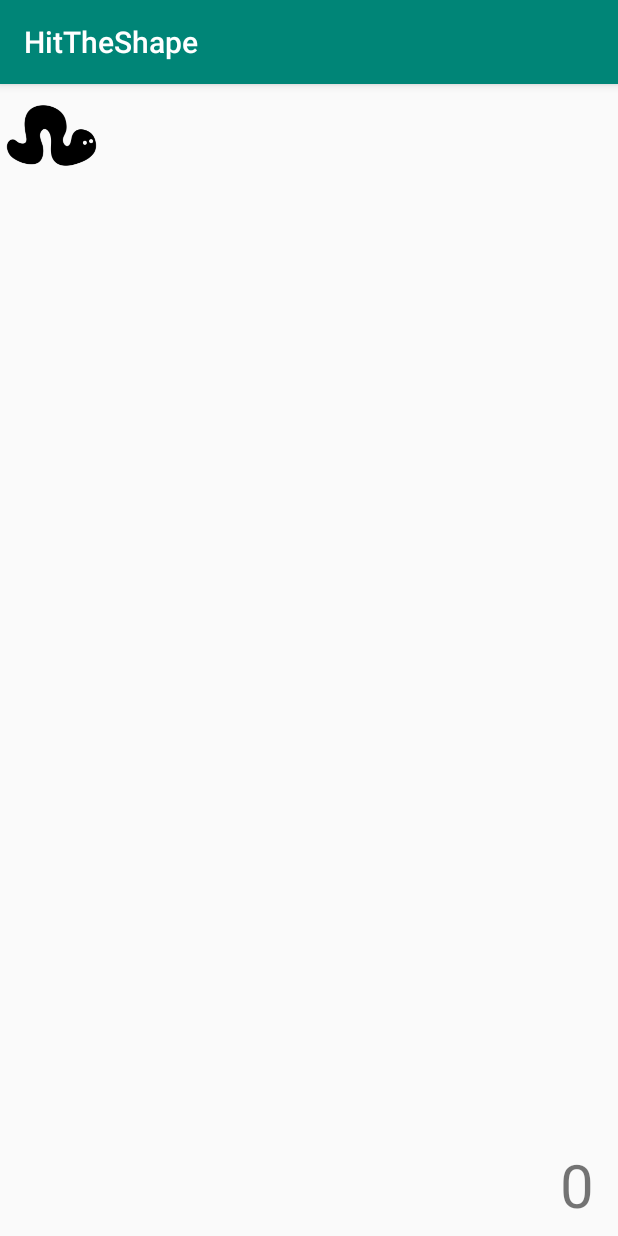
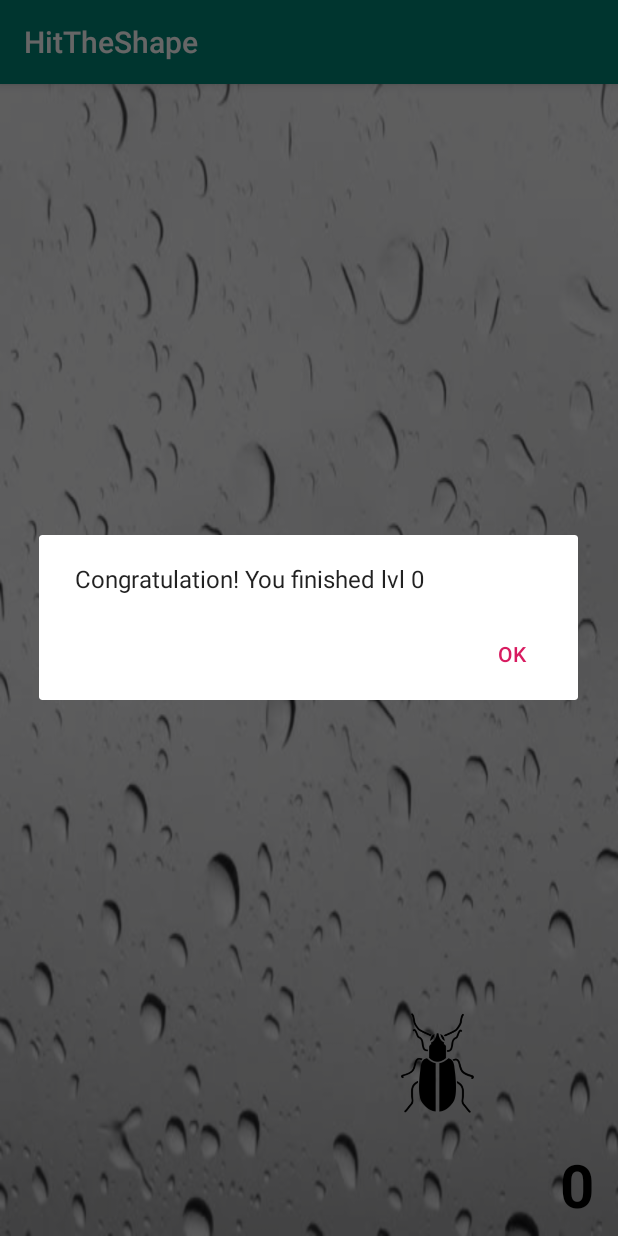
Before and after one commit to Kaatee/HitTheShape, an Android app: the PlayActivity screen opened directly, with no data from a screen before it, after a tap on an icon or button, on a phone screen of 412 x 824 dp. Run offline under Robolectric (Android 15) with nearby library versions, the phone set to English and light mode, and no system bars; 1 other tap on this screen came first.

Commit message:
add: animation, game background

```diff
--- a/app/src/main/java/com/example/hittheshape/PlayActivity.java
+++ b/app/src/main/java/com/example/hittheshape/PlayActivity.java
@@ -6,12 +6,16 @@ import android.content.Intent;
 import android.content.res.Configuration;
 import android.content.res.Resources;
 import android.os.Handler;
+import android.support.constraint.ConstraintLayout;
 import android.support.v7.app.AlertDialog;
 import android.support.v7.app.AppCompatActivity;
 import android.os.Bundle;
 import android.util.Log;
 import android.view.View;
 import android.view.ViewConfiguration;
+import android.view.animation.Animation;
+import android.view.animation.LinearInterpolator;
+import android.view.animation.RotateAnimation;
 import android.widget.Button;
 import android.widget.ImageView;
 import android.widget.TextView;
@@ -26,6 +30,8 @@ public class PlayActivity extends AppCompatActivity {
     private Context context;
     private boolean clicked=false;
     private int levelNo;
+    int size;
+    private Handler handler;
 
     @Override
     protected void onCreate(Bundle savedInstanceState) {
@@ -34,18 +40,27 @@ public class PlayActivity extends AppCompatActivity {
         shapeButton = (Button)findViewById(R.id.shape);
         Button shapeButton = findViewById(R.id.shape);
 
+
         if(getIntent()!=null){
             levelNo=getIntent().getIntExtra("levelNo", 0);
-            Toast.makeText(this, "Level No: " +Integer.toString(levelNo), Toast.LENGTH_SHORT).show();
+            //Toast.makeText(this, "Level No: " +Integer.toString(levelNo), Toast.LENGTH_SHORT).show();
         }
 
-        //set image background
-        shapeButton.setBackgroundResource(R.drawable.shape3);
+        //set image background - different in each level (shape0-shape4)
+        int mod = levelNo%5;
+        String variableValue = "shape"+mod;
+        shapeButton.setBackgroundResource(getResources().getIdentifier(variableValue, "drawable", getPackageName()));
+
+        //shapeButton.setBackgroundResource(R.drawable.shape1);
 
         //set shape size
-        int size = (int) getScreenWidth()/TemporaryConfiguration.shapeSize; //set size as 1/8 screen width size
+        size = (int) getScreenWidth()/TemporaryConfiguration.shapeSize; //set size as 1/8 screen width size
         shapeButton.getLayoutParams().height = size;
         shapeButton.getLayoutParams().width = size;
+
+        //Animation - rotate
+        Animation an = prepareAnimation((int) size/2, (int) size/2);
+        shapeButton.startAnimation(an);
 
         context=this;
 
@@ -83,15 +98,18 @@ public class PlayActivity extends AppCompatActivity {
 //                alert.show();
 //            }
 //        }, TemporaryConfiguration.roundTime);
-        final Handler handler = new Handler();
+        handler = new Handler();
+        //handler.removeCallbacksAndMessages(null);
         handler.postDelayed(new Runnable() {
             @Override
             public void run() {
                 if(clicked) {
                     handler.postDelayed(this, TemporaryConfiguration.checkClick[levelNo]);
                     clicked=false;
+                    //handler.removeCallbacksAndMessages(null);
                 }
                 else {
+                    //handler.removeCallbacksAndMessages(null);
                     showDialog();
                 }
             }
@@ -109,6 +127,7 @@ public class PlayActivity extends AppCompatActivity {
                         // Do nothing but close the dialog
                         Intent intent = new Intent(context, PlayActivity.class);
                         intent.putExtra("levelNo", levelNo);
+                       // handler.removeCallbacksAndMessages(null);
                         startActivity(intent);
                         dialog.dismiss();
                     }
@@ -119,6 +138,7 @@ public class PlayActivity extends AppCompatActivity {
                     public void onClick(DialogInterface dialog, int which) {
                         Intent intent = new Intent(context, ChoosLvlActivity.class);
                         intent.putExtra("levelNo", levelNo);
+                        //handler.removeCallbacksAndMessages(null);
                         startActivity(intent);
                         // Do nothing
                         dialog.dismiss();
@@ -166,11 +186,22 @@ public class PlayActivity extends AppCompatActivity {
         }
         else{
             //start next level
-            Intent intent = new Intent(this, PlayActivity.class);
-            intent.putExtra("levelNo", levelNo+1);
-            startActivity(intent);
+            //show gratulation dialog and start new lvl after pressing "OK"
+            AlertDialog.Builder builder = new AlertDialog.Builder(this);
+            builder.setMessage("Congratulation! You finished lvl "+levelNo)
+                    .setCancelable(false)
+                    .setPositiveButton("OK", new DialogInterface.OnClickListener() {
+                        public void onClick(DialogInterface dialog, int id) {
+                            Intent intent = new Intent(context, PlayActivity.class);
+                            intent.putExtra("levelNo", levelNo+1);
+
+                            //handler.removeCallbacksAndMessages(null);
+                            startActivity(intent);
+                        }
+                    });
+            AlertDialog alert = builder.create();
+            alert.show();
         }
-
     }
 
 
@@ -189,15 +220,35 @@ public class PlayActivity extends AppCompatActivity {
         shapeButton.setX(newX);
         shapeButton.setY(newY);
 
-        Handler handler = new Handler();
+        int animationCenterX = (int) (newX + size/2);
+        int animationCenterY = (int) (newY + size/2);
+
+        //Animation - rotate
+        Animation an = prepareAnimation(animationCenterX, animationCenterY);
+        shapeButton.startAnimation(an);
+
+        handler = new Handler();
         handler.postDelayed(new Runnable() {
             @Override
             public void run() {
                 shapeButton.setVisibility(View.VISIBLE);
                 shapeButton.setClickable(true);
+                //handler.removeCallbacksAndMessages(null);
             }
     }, TemporaryConfiguration.nextShapeAppear[levelNo]);
 
 
     }
+
+    private Animation prepareAnimation(int x, int y){
+        Animation an = new RotateAnimation(0.0f, 360.0f, x,  y );
+
+        an.setInterpolator(new LinearInterpolator());
+        an.setDuration(2000);               // duration in ms
+        an.setRepeatCount(-1);               // -1 = infinite repeated
+        an.setRepeatMode(Animation.INFINITE);
+        an.setFillAfter(true);
+
+        return an;
+    }
 }
--- a/app/src/main/java/com/example/hittheshape/TemporaryConfiguration.java
+++ b/app/src/main/java/com/example/hittheshape/TemporaryConfiguration.java
@@ -2,9 +2,10 @@ package com.example.hittheshape;
 
 public class TemporaryConfiguration {
 
-    public static final int [] nextShapeAppear={0,500,500,600,600,700,600};
+    public static final int [] nextShapeAppear={0,100,100,100,100,100,100   ,100,100,100,100,100,100};
+    //public static final int [] nextShapeAppear={0,4000,3000,4000,5000,6000,7000};
     public static final int shapeSize=6;
-    public static final int [] checkClick={0,2000,3000,4000,5000,6000,7000};
+    public static final int [] checkClick={0,2000,1500,1000,900,800,700   ,2000,1500,1000,900,800,700};
     public static final int numberOfLevels=50;
-    public static final int [] pointsToWinLevel={0,5,6,7,8,9,10};
+    public static final int [] pointsToWinLevel={0,5,6,7,8,9,10   ,5,6,7,8,9,10};
 }
--- /dev/null
+++ b/app/src/main/res/drawable/text_view_border.xml
@@ -0,0 +1,5 @@
+<?xml version="1.0" encoding="utf-8"?>
+<shape xmlns:android="http://schemas.android.com/apk/res/android" android:shape="rectangle" >
+    <!---<solid android:color="@android:color/white" /> -->
+    <stroke android:width="1dip" android:color="#000000"/>
+</shape>
--- a/app/src/main/res/layout/activity_play.xml
+++ b/app/src/main/res/layout/activity_play.xml
@@ -5,6 +5,7 @@
     android:layout_width="match_parent"
     android:layout_height="match_parent"
     android:orientation="vertical"
+    android:background="@drawable/glass"
     tools:context=".PlayActivity">
 
     <TextView
@@ -15,6 +16,8 @@
         android:layout_marginBottom="16dp"
         android:text="0"
         android:textSize="40dp"
+        android:textStyle="bold"
+        android:textColor="#000000"
         app:layout_constraintBottom_toBottomOf="parent"
         app:layout_constraintEnd_toEndOf="parent" />
 
```
Also changed, not shown: app/src/main/res/drawable-v24/glass.jpg (added), app/src/main/res/drawable-v24/shape0.png (renamed from app/src/main/res/drawable-v24/shape5.png).
